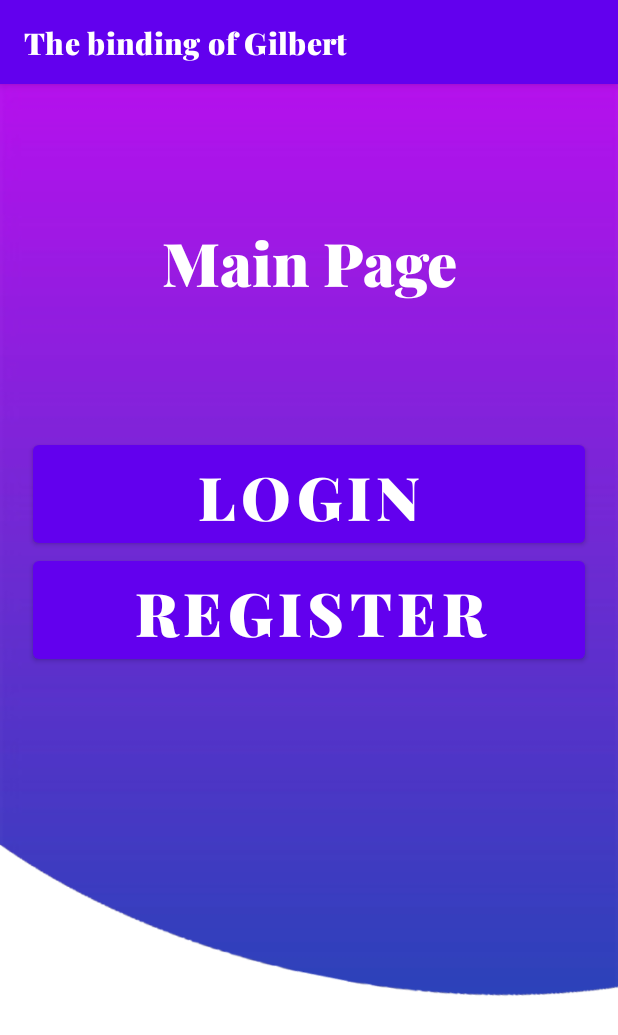
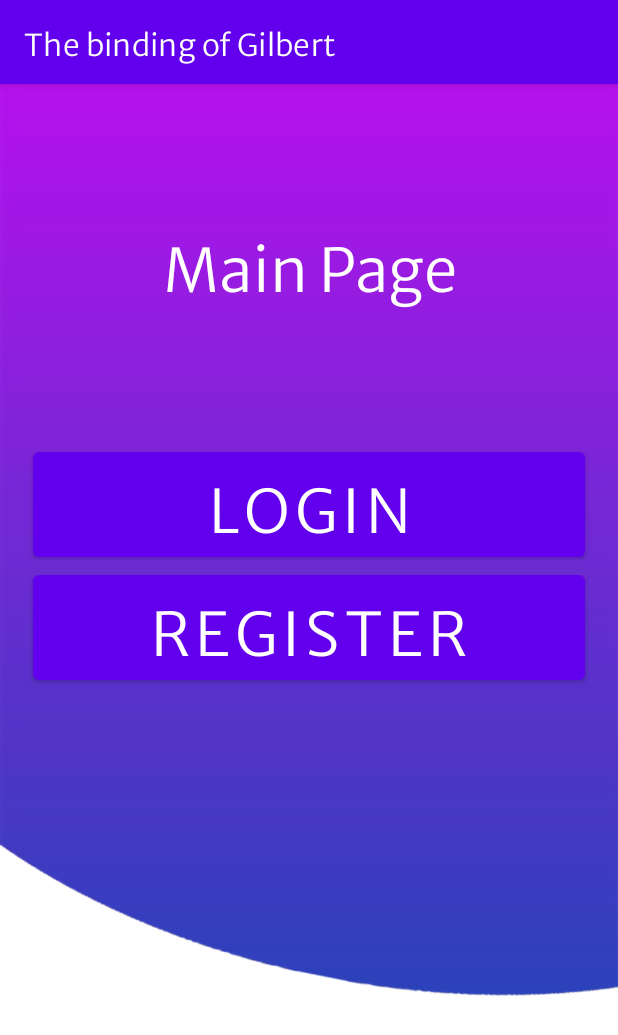
Before and after one commit to BartomeuHeer/Projecte_Frontend_Android, an Android app: the screen it shows after launch (LandPageActivity), on a phone screen of 412 x 824 dp. Shown: the top 1035 px of the screen. Run offline under Robolectric (Android 15) with nearby library versions, the light colour scheme and no system bars.

Commit message:
Cambio letra

```diff
--- a/app/src/main/res/values-night/themes.xml
+++ b/app/src/main/res/values-night/themes.xml
@@ -5,7 +5,7 @@
         <item name="colorPrimary">@color/purple_200</item>
         <item name="colorPrimaryVariant">@color/purple_700</item>
         <item name="colorOnPrimary">@color/black</item>
-        <item name ="android:fontFamily">@font/playfairdisplay</item>
+        <item name ="android:fontFamily">@font/merriweathersans</item>
         <!-- Secondary brand color. -->
         <item name="colorSecondary">@color/teal_200</item>
         <item name="colorSecondaryVariant">@color/teal_200</item>
--- a/app/src/main/res/values/styles.xml
+++ b/app/src/main/res/values/styles.xml
@@ -1,7 +1,8 @@
 <?xml version="1.0" encoding="utf-8"?>
 <resources>
     <style name="AppTheme">
-        <item name ="android:fontFamily">@font/playfairdisplay</item>
+<!--        <item name ="android:fontFamily">@font/playfairdisplay</item>-->
+        <item name ="android:fontFamily">@font/merriweathersans</item>
     </style>
 
 </resources>
--- a/app/src/main/res/values/themes.xml
+++ b/app/src/main/res/values/themes.xml
@@ -9,7 +9,7 @@
         <item name="colorSecondary">@color/teal_200</item>
         <item name="colorSecondaryVariant">@color/teal_700</item>
         <item name="colorOnSecondary">@color/black</item>
-        <item name ="android:fontFamily">@font/playfairdisplay</item>
+        <item name ="android:fontFamily">@font/merriweathersans</item>
         <!-- Status bar color. -->
         <item name="android:statusBarColor" tools:targetApi="l">?attr/colorPrimaryVariant</item>
         <!-- Customize your theme here. -->
@@ -17,7 +17,7 @@
     <style name="Theme.Frontend_Android.NoActionBar">
         <item name="windowActionBar">false</item>
         <item name="windowNoTitle">true</item>
-        <item name ="android:fontFamily">@font/playfairdisplay</item>
+        <item name ="android:fontFamily">@font/merriweathersans</item>
     </style>
     <style name="Theme.Frontend_Android.AppBarOverlay"
         parent="ThemeOverlay.AppCompat.Dark.ActionBar" />
```
Also changed, not shown: app/src/main/res/font/merriweathersans.ttf (added).
